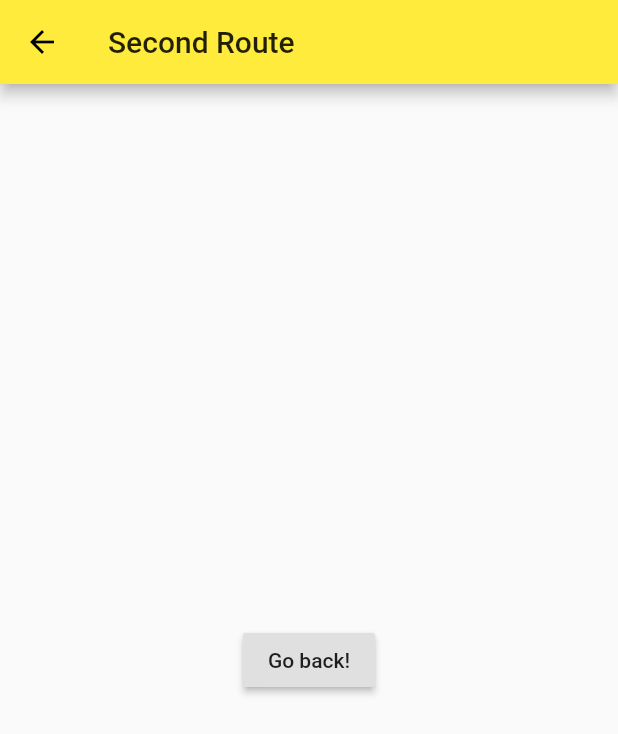
After one commit to Monasafer/app-mobile, a Flutter app: the screen it shows after launch, after a tap on "70.001", on a phone screen of 412 x 824 dp. The commit adds this screen. Shown: the top 734 px of the screen. Run offline on Flutter 3.47's test engine with Material 2 defaults, Android fonts, the phone set to English and light mode, and no system bars.

Commit message:
button and navigation example

```diff
--- a/lib/cardComponent.dart
+++ b/lib/cardComponent.dart
@@ -1,5 +1,7 @@
 import 'package:flutter/cupertino.dart';
 import 'package:flutter/material.dart';
+
+import 'outputListComponent.dart';
 
 class CardComponent extends StatefulWidget {
   final String mount;
@@ -18,9 +20,21 @@ class _CardComponentState extends State<CardComponent> {
   @override
   Widget build(BuildContext context) {
     return Container(
+      margin: EdgeInsets.only(top: 30),
       width: 340,
       height: 130,
-      margin: EdgeInsets.only(top: 30),
+      child: FlatButton(
+        padding: EdgeInsets.all(0),
+        onPressed: () {
+          Navigator.push(
+            context,
+            MaterialPageRoute(builder: (context) => outputListComponent()),
+          );
+        },
+        shape: new RoundedRectangleBorder(
+            borderRadius: new BorderRadius.only(
+                topRight: Radius.circular(50), bottomRight: Radius.circular(50))),
+        child: Container(
           child: Center(
             child: Text(
               widget.mount,
@@ -43,6 +57,8 @@ class _CardComponentState extends State<CardComponent> {
               ) // changes position of shadow),
             ],
           ),
+        ),
+      ),
     );
   }
 }
--- a/lib/main.dart
+++ b/lib/main.dart
@@ -42,9 +42,9 @@ class _MyHomePageState extends State<MyHomePage> {
         children: [
           ProfitComponent(),
           CardComponent(
-              mount: "70.001",
-              backgroundColor: Colors.greenAccent,
-              shadowColor: Colors.green),
+                mount: "70.001",
+                backgroundColor: Colors.greenAccent,
+                shadowColor: Colors.green),
           CardComponent(
               mount: "50.001",
               backgroundColor: Colors.redAccent,
--- /dev/null
+++ b/lib/outputListComponent.dart
@@ -0,0 +1,26 @@
+import 'package:flutter/cupertino.dart';
+import 'package:flutter/material.dart';
+
+class outputListComponent extends StatefulWidget {
+  @override
+  _outputListComponentState createState() => _outputListComponentState();
+}
+
+class _outputListComponentState extends State<outputListComponent> {
+  @override
+  Widget build(BuildContext context) {
+    return Scaffold(
+      appBar: AppBar(
+        title: Text("Second Route"),
+      ),
+      body: Center(
+        child: RaisedButton(
+          onPressed: () {
+            // Navigate back to first route when tapped.
+          },
+          child: Text('Go back!'),
+        ),
+      ),
+    );
+  }
+}
```
Lines whose indentation alone changed are shown as unchanged.
